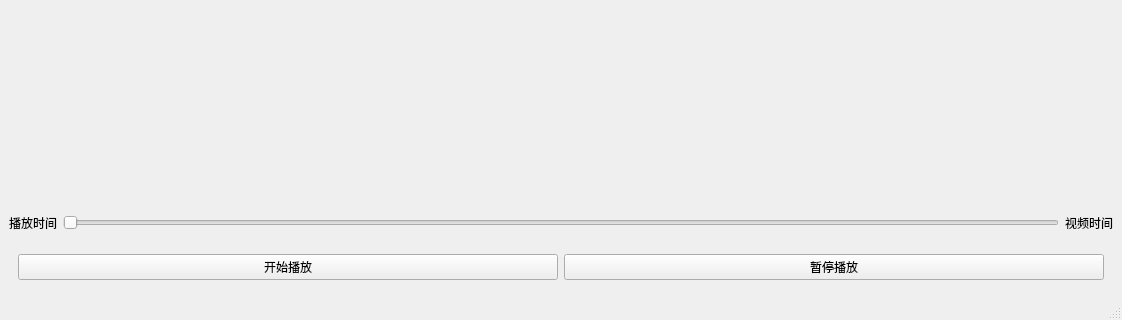
First picture: the form in src/ui/mainwindow.ui, repository xyhez/TinyVideoProcessor, before the edit; both pictures show x 0 to 1122 and y 473 to 793 of the 1122 by 793 pixel window.
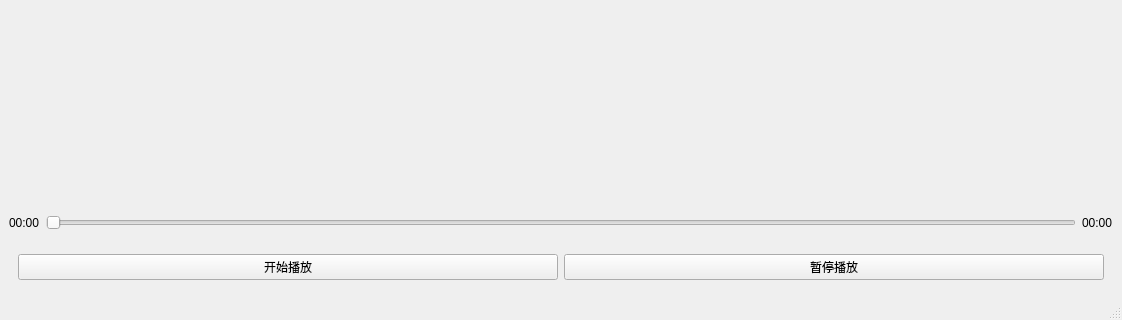
Second picture: the form after the edit.

Commit message:
feat: 收尾播放进度信号与进度条 Seek
- MediaPlayController 初始化成功后立即发射 DurationChanged/PositionChanged
- 为 Start/Pause 增加未初始化保护，避免空管线调用
- 显式 include QTimer，移除对间接 include 的依赖
- MainWindow 先连接 Controller 信号再初始化播放管线，确保初始时长能同步到 UI
- 将进度标签统一为 label_current，并设置进度条初始禁用和 0 范围
- 增加进度条拖动预览，拖动过程中不触发高频 Seek
- 调整滑块释放顺序，避免 SeekTo 内同步发出的 PositionChanged 被忽略
- 补充任务 7/8 报告，并同步 TODO 勾选状态

The edit to the form file:
```diff
--- a/src/ui/mainwindow.ui
+++ b/src/ui/mainwindow.ui
@@ -23,12 +23,24 @@
       <item>
        <widget class="QLabel" name="label_position">
         <property name="text">
-         <string>播放时间</string>
+         <string>00:00</string>
         </property>
        </widget>
       </item>
       <item>
        <widget class="QSlider" name="slider_progress">
+        <property name="enabled">
+         <bool>false</bool>
+        </property>
+        <property name="minimum">
+         <number>0</number>
+        </property>
+        <property name="maximum">
+         <number>0</number>
+        </property>
+        <property name="value">
+         <number>0</number>
+        </property>
         <property name="orientation">
          <enum>Qt::Horizontal</enum>
         </property>
@@ -37,7 +49,7 @@
       <item>
        <widget class="QLabel" name="label_duration">
         <property name="text">
-         <string>视频时间</string>
+         <string>00:00</string>
         </property>
        </widget>
       </item>
```
Left out of the diff: 2 changed lines with no effect on the pictures. The commit also changes 4 other files.
